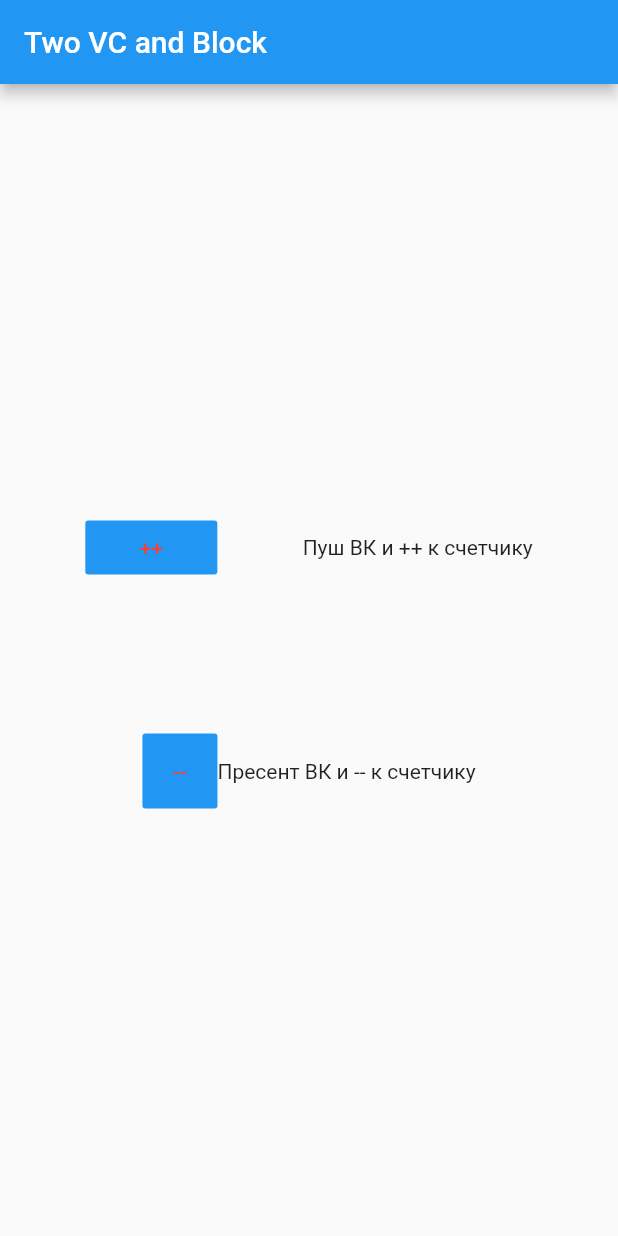
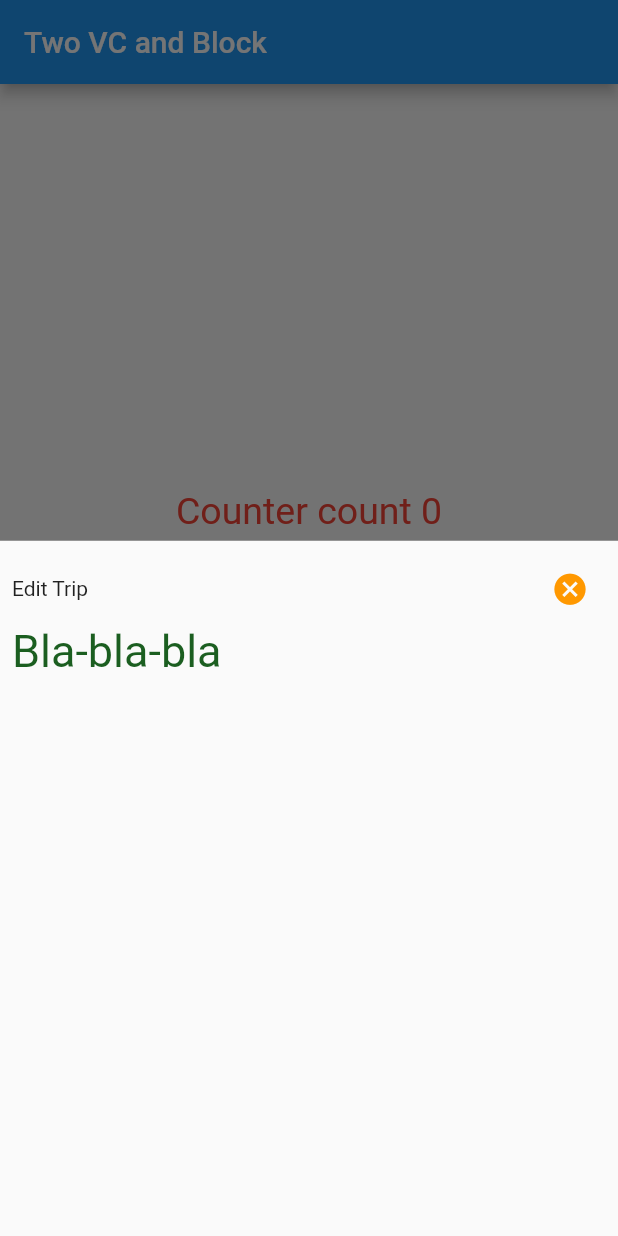
Before and after one commit to Hudihka/SupportFlutter, a Flutter app: the screen it shows after launch, after a tap on "--", on a phone screen of 412 x 824 dp. Run offline on Flutter 3.47's test engine with Material 2 defaults, Android fonts, the phone set to English and light mode, and no system bars.

Commit message:
добавил алерты и шторку

```diff
--- a/two_vc_and_block/lib/StartVC.dart
+++ b/two_vc_and_block/lib/StartVC.dart
@@ -1,5 +1,7 @@
+import 'package:flutter/cupertino.dart';
 import 'package:flutter/material.dart';
 import 'package:two_vc_and_block/PushVC.dart';
+import 'package:two_vc_and_block/PresentVC.dart';
 
 class StartVC extends StatefulWidget {
   StartVC({Key key, this.title}) : super(key: key);
@@ -15,19 +17,20 @@ class _StartVCState extends State<StartVC> {
   Widget build(BuildContext context) {
     return Scaffold(
       appBar: AppBar(
-          title: Text(widget.title),
-          ),
+        title: Text(widget.title),
+      ),
       body: Center(
         child: Column(
           mainAxisAlignment: MainAxisAlignment.center,
           children: <Widget>[
+            Text(
+              'Counter count ${_counter}',
+              style: TextStyle(fontSize: 25, color: Colors.red),
+            ),
             Row(
                 mainAxisAlignment: MainAxisAlignment
                     .spaceEvenly, //весь контент разделен одинак расстоянием
-                children: <Widget>[
-                  _pushVC(),
-                  Text('Пуш ВК и ++ к счетчику')
-                ]),
+                children: <Widget>[_pushVC(), Text('Пуш ВК и ++ к счетчику')]),
             SizedBox(
               height: 100,
             ), //расстояние между ними
@@ -65,27 +68,14 @@ class _StartVCState extends State<StartVC> {
   FlatButton _presentVC() {
     return FlatButton(
       onPressed: () {
-
-        // Navigator.
-
-        // Navigator.push(context, MaterialPageRoute(builder: (context) => PushVC()),);
-        // Navigator.
-
-        /*
-                showAboutDialog
-                showBottomSheet
-                showDatePicker
-                showGeneralDialog
-                showMenu
-                showModalBottomSheet
-                showSearch
-                showTimePicker
-                showCupertinoDialog
-                showDialog
-                showLicensePage
-                showCupertinoModalPopup
-
-                */
+        //presentVC
+        // Navigator.of(context).push(
+        //   CupertinoPageRoute(
+        //       fullscreenDialog: true,
+        //       builder: (context) => PresentVC(),
+        //       settings: RouteSettings()),
+        // );
+        _tripEditModalBottomSheet(context);
       },
       minWidth: 50, //ширина кнопки
       height: 50, //высота кнопки
@@ -96,4 +86,89 @@ class _StartVCState extends State<StartVC> {
       ),
     );
   }
+
+    void _tripEditModalBottomSheet(context) {
+    showModalBottomSheet(context: context, builder: (BuildContext bc) {
+      return Container(
+        height: MediaQuery.of(context).size.height * .60,
+        child: Padding(
+          padding: const EdgeInsets.all(8.0),
+          child: Column(
+            children: <Widget>[
+              Row(
+                children: <Widget>[
+                  Text("Edit Trip"),
+                  Spacer(),
+                  IconButton(
+                    icon: Icon(Icons.cancel, color: Colors.orange, size: 25,),
+                    onPressed: () {
+                      Navigator.of(context).pop();
+                    },
+                  )
+
+                ],
+              ),
+              Row(
+                children: [
+                  Text(
+                    'Bla-bla-bla',
+                    style: TextStyle(fontSize: 30, color: Colors.green[900]),
+                  ),
+                ]
+              )
+            ],
+          ),
+        )
+      );
+    });
+  }
+
+
+
+
+
+
+
+
+
+
+
+/*
+
+  ALERTS
+
+  _showMaterialDialog() {
+    showDialog(
+        context: context,
+        builder: (_) => new AlertDialog(
+              title: new Text("Material Dialog"),
+              content: new Text("Hey! I'm Coflutter!"),
+              actions: <Widget>[
+                FlatButton(
+                  child: Text('Close me!'),
+                  onPressed: () {
+                    Navigator.of(context).pop();
+                  },
+                )
+              ],
+            ));
+  }
+
+  _showCupertinoDialog() {
+    showDialog(
+        context: context,
+        builder: (_) =>  CupertinoAlertDialog(
+              title:  Text("Cupertino Dialog"),
+              content:  Text("Hey! I'm Coflutter!"),
+              actions: <Widget>[
+                FlatButton(
+                  child: Text('Close me!'),
+                  onPressed: () {
+                    Navigator.of(context).pop();
+                  },
+                )
+              ],
+            ));
+  }
+  */
 }
```
Also changed, not shown: two_vc_and_block/lib/PresentVC.dart (+3 -4 lines).
